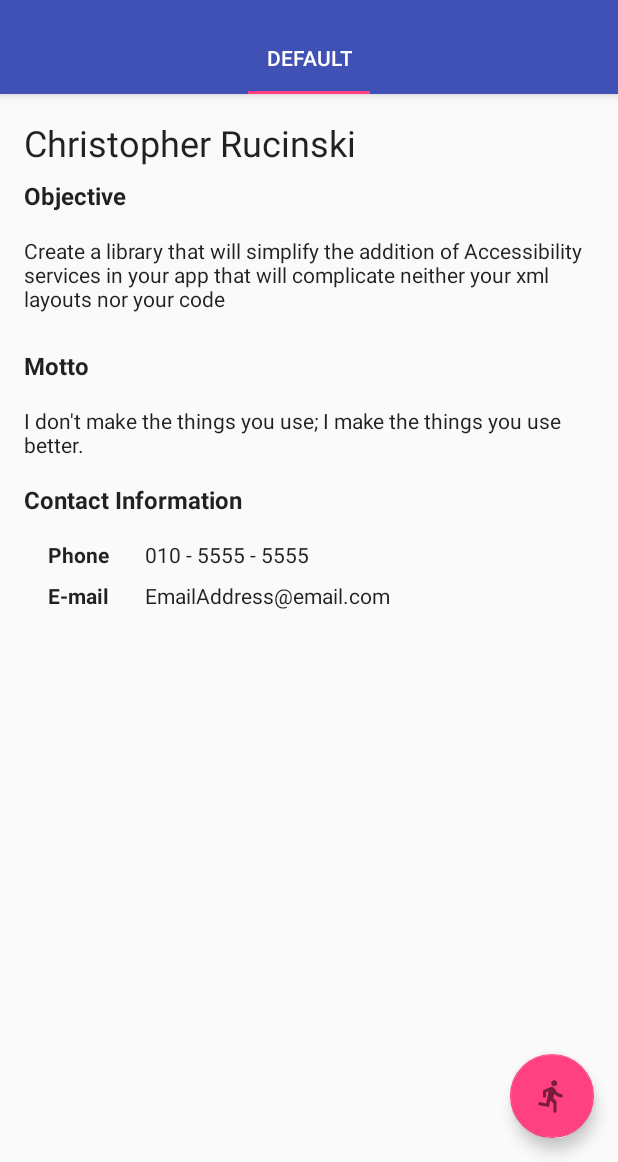
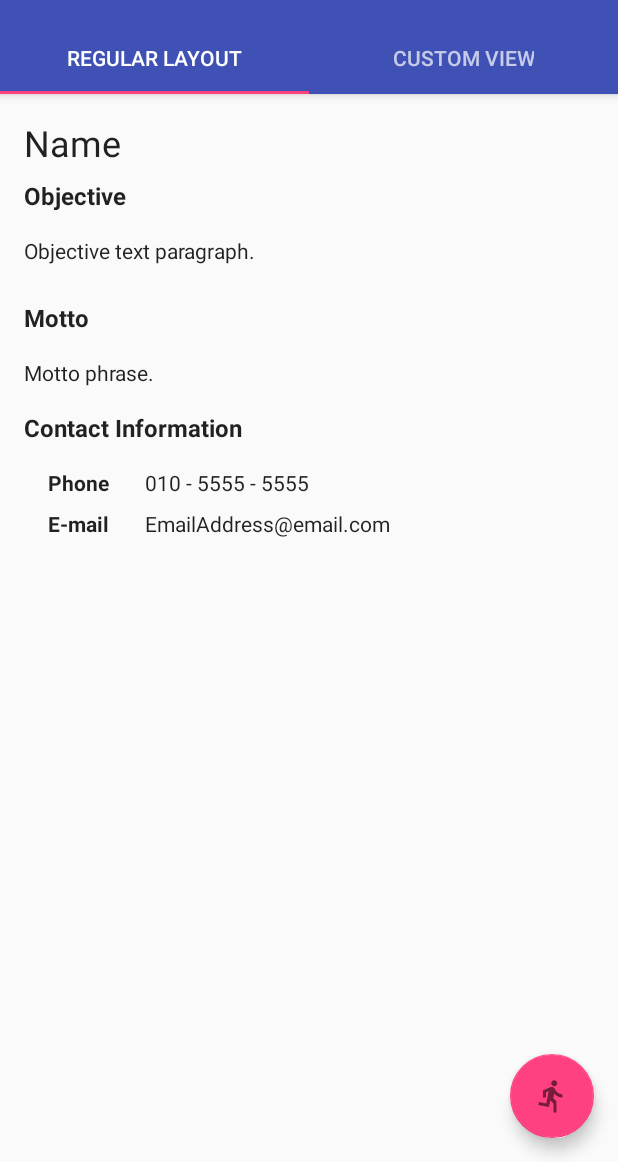
Before and after one commit to ciscorucinski/Accessibility, an Android app: the screen it shows after launch (SampleActivity), on a phone screen of 412 x 824 dp, the part 74-1236 px from its top. Run offline under Robolectric (Android 15) with nearby library versions, the phone set to English and light mode, and no system bars.

Commit message:
added: second tab and generalized layout used in the tabs

```diff
--- a/samples/build.gradle
+++ b/samples/build.gradle
@@ -27,9 +27,10 @@ dependencies {
     androidTestCompile('com.android.support.test.espresso:espresso-core:2.2.2', {
         exclude group: 'com.android.support', module: 'support-annotations'
     })
+    compile project(':accessibility')
     compile 'com.android.support:appcompat-v7:24.0.0'
     compile 'com.android.support:design:24.0.0'
     compile 'com.android.support.constraint:constraint-layout:1.0.0-alpha3'
+    compile 'com.android.support:support-v4:24.0.0'
     testCompile 'junit:junit:4.12'
-    compile project(':accessibility')
 }
--- a/samples/src/main/java/io/github/ciscorucinski/accessibility/samples/Tab.java
+++ b/samples/src/main/java/io/github/ciscorucinski/accessibility/samples/Tab.java
@@ -9,7 +9,8 @@ class Tab {
 
     // Initialize tab enumeration
     private static final Tab[] tabs = {
-            new Tab("DEFAULT", R.layout.content_sample, R.layout.content_accessibility_sample)
+            new Tab("REGULAR LAYOUT", R.layout.content_regular_sample, R.layout.content_regular_sample),
+            new Tab("CUSTOM VIEW", R.layout.content_customview_sample, R.layout.content_accessibility_sample)
     };
 
     private static FragmentType tabType;
--- a/samples/src/main/java/io/github/ciscorucinski/accessibility/samples/ui/custom/MySampleAccessibleView.java
+++ b/samples/src/main/java/io/github/ciscorucinski/accessibility/samples/ui/custom/MySampleAccessibleView.java
@@ -49,7 +49,7 @@ public class MySampleAccessibleView extends RelativeLayout {
     private void init(AttributeSet attrs, int defStyle) {
 
         root = (ViewGroup) LayoutInflater.from(getContext()).inflate(
-                R.layout.sample_my_sample_view, this, true);
+                R.layout.content_regular_sample, this, true);
 
         // Load attributes
         final TypedArray a = getContext().obtainStyledAttributes(
--- a/samples/src/main/java/io/github/ciscorucinski/accessibility/samples/ui/custom/MySampleView.java
+++ b/samples/src/main/java/io/github/ciscorucinski/accessibility/samples/ui/custom/MySampleView.java
@@ -48,7 +48,7 @@ public class MySampleView extends RelativeLayout {
     private void init(AttributeSet attrs, int defStyle) {
 
         ViewGroup root = (ViewGroup) LayoutInflater.from(getContext()).inflate(
-                R.layout.sample_my_sample_view, this, true);
+                R.layout.content_regular_sample, this, true);
 
         // Load attributes
         final TypedArray a = getContext().obtainStyledAttributes(
--- a/samples/src/main/res/layout/content_sample.xml
+++ b/samples/src/main/res/layout/content_customview_sample.xml
@@ -1,17 +1,17 @@
 <?xml version="1.0" encoding="utf-8"?>
 <FrameLayout xmlns:android="http://schemas.android.com/apk/res/android"
+    xmlns:app="http://schemas.android.com/apk/res-auto"
     xmlns:tools="http://schemas.android.com/tools"
-    xmlns:app="http://schemas.android.com/apk/res-auto"
     android:id="@+id/content_sample"
     android:layout_width="match_parent"
     android:layout_height="match_parent"
-    tools:context="io.github.ciscorucinski.accessibility.samples.ui.SampleActivity"
-    app:layout_behavior="@string/appbar_scrolling_view_behavior">
+    app:layout_behavior="@string/appbar_scrolling_view_behavior"
+    tools:context="io.github.ciscorucinski.accessibility.samples.ui.SampleActivity">
 
     <io.github.ciscorucinski.accessibility.samples.ui.custom.MySampleView
         android:layout_width="match_parent"
         android:layout_height="match_parent"
+        app:motto="@string/content_motto"
         app:name="@string/content_name"
-        app:objective="@string/content_objective"
-        app:motto="@string/content_motto"/>
+        app:objective="@string/content_objective"/>
 </FrameLayout>
--- a/samples/src/main/res/layout/sample_my_sample_view.xml
+++ b/samples/src/main/res/layout/content_regular_sample.xml
@@ -17,8 +17,8 @@
         style="@style/TextAppearance.AppCompat.Subhead"
         android:layout_width="wrap_content"
         android:layout_height="wrap_content"
+        android:layout_alignParentLeft="true"
         android:layout_alignParentStart="true"
-        android:layout_alignParentLeft="true"
         android:layout_below="@+id/textview_name"
         android:paddingBottom="16dp"
         android:paddingTop="8dp"
@@ -31,20 +31,20 @@
         style="@style/TextAppearance.AppCompat.Body1"
         android:layout_width="wrap_content"
         android:layout_height="wrap_content"
+        android:layout_alignParentLeft="true"
         android:layout_alignParentStart="true"
-        android:layout_alignParentLeft="true"
         android:layout_below="@+id/label_objective"
         android:paddingBottom="16dp"
-        android:textIsSelectable="true"
-        android:text="@string/content_objective_default" />
+        android:text="@string/content_objective_default"
+        android:textIsSelectable="true" />
 
     <TextView
         android:id="@+id/label_motto"
         style="@style/TextAppearance.AppCompat.Subhead"
         android:layout_width="wrap_content"
         android:layout_height="wrap_content"
+        android:layout_alignParentLeft="true"
         android:layout_alignParentStart="true"
-        android:layout_alignParentLeft="true"
         android:layout_below="@+id/textview_objective"
         android:paddingBottom="16dp"
         android:paddingTop="8dp"
@@ -57,20 +57,20 @@
         style="@style/TextAppearance.AppCompat.Body1"
         android:layout_width="wrap_content"
         android:layout_height="wrap_content"
+        android:layout_alignParentLeft="true"
         android:layout_alignParentStart="true"
-        android:layout_alignParentLeft="true"
         android:layout_below="@+id/label_motto"
         android:paddingBottom="16dp"
-        android:textIsSelectable="true"
-        android:text="@string/content_motto_default" />
+        android:text="@string/content_motto_default"
+        android:textIsSelectable="true" />
 
     <TextView
         android:id="@+id/label_contact_info"
         style="@style/TextAppearance.AppCompat.Subhead"
         android:layout_width="wrap_content"
         android:layout_height="wrap_content"
+        android:layout_alignParentLeft="true"
         android:layout_alignParentStart="true"
-        android:layout_alignParentLeft="true"
         android:layout_below="@+id/textview_motto"
         android:paddingBottom="16dp"
         android:text="@string/label_content_info"
@@ -81,8 +81,8 @@
         style="@style/TextAppearance.AppCompat.Body1"
         android:layout_width="wrap_content"
         android:layout_height="wrap_content"
+        android:layout_alignParentLeft="true"
         android:layout_alignParentStart="true"
-        android:layout_alignParentLeft="true"
         android:layout_below="@+id/label_contact_info"
         android:paddingBottom="8dp"
         android:paddingEnd="16dp"
@@ -96,8 +96,8 @@
         style="@style/TextAppearance.AppCompat.Body1"
         android:layout_width="wrap_content"
         android:layout_height="wrap_content"
+        android:layout_alignParentLeft="true"
         android:layout_alignParentStart="true"
-        android:layout_alignParentLeft="true"
         android:layout_below="@+id/label_phone"
         android:paddingBottom="8dp"
         android:paddingEnd="16dp"
@@ -117,8 +117,8 @@
         android:paddingBottom="8dp"
         android:paddingEnd="8dp"
         android:paddingStart="8dp"
-        android:textIsSelectable="true"
-        android:text="@string/content_phone_default" />
+        android:text="@string/content_phone_default"
+        android:textIsSelectable="true" />
 
     <TextView
         android:id="@+id/textview_email"
@@ -131,7 +131,7 @@
         android:paddingBottom="8dp"
         android:paddingEnd="8dp"
         android:paddingStart="8dp"
-        android:textIsSelectable="true"
-        android:text="@string/content_email_default" />
+        android:text="@string/content_email_default"
+        android:textIsSelectable="true" />
 
 </RelativeLayout>
```
